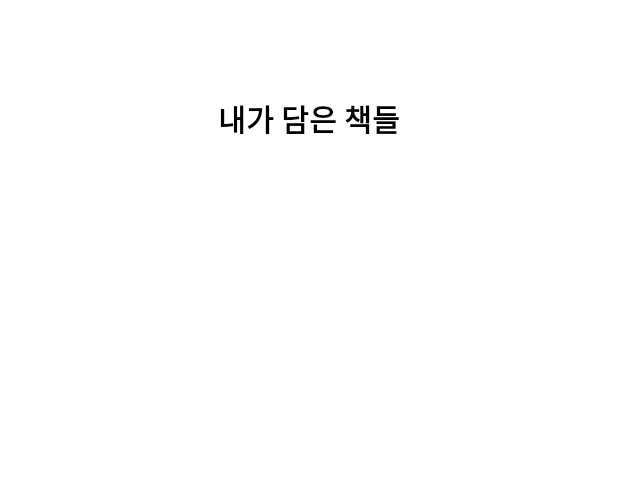
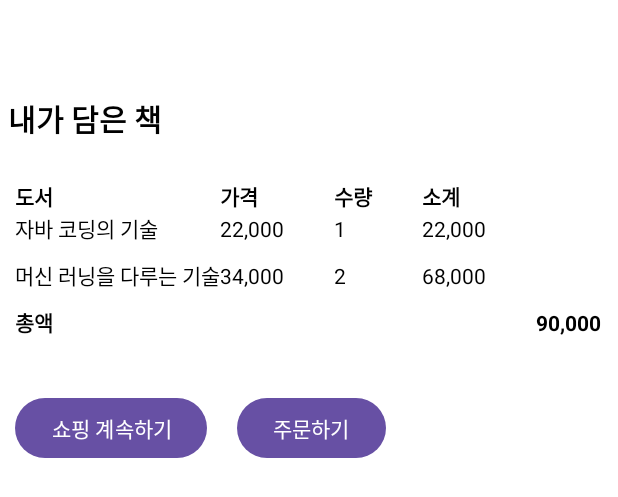
Before and after one commit to subinsong01/MobileApplication_finalProject, an Android app: the layout activity_cart.xml on its own in the app's theme, with its tools: preview values and no code run, on a phone screen of 412 x 824 dp. Shown: the top 497 px of the screen. Run offline under Robolectric (Android 15) with nearby library versions, the phone set to English and light mode, and no system bars.

Commit message:
✅ 장바구니 구현

```diff
--- a/app/src/main/AndroidManifest.xml
+++ b/app/src/main/AndroidManifest.xml
@@ -29,6 +29,7 @@
             android:exported="false" />
         <activity android:name=".customer_service"></activity> <!--customer_service로 가기-->
         <activity android:name=".myPage"></activity>
+        <activity android:name=".cartPage" />
 
     </application>
 
--- /dev/null
+++ b/app/src/main/java/com/shushub/finalproject/cartPage.java
@@ -0,0 +1,64 @@
+package com.shushub.finalproject;
+
+import android.content.Intent;
+import android.os.Bundle;
+import android.view.Menu;
+import android.view.MenuItem;
+import android.view.View;
+import android.widget.Toast;
+
+import androidx.appcompat.app.AppCompatActivity;
+import androidx.appcompat.widget.Toolbar;
+
+public class cartPage extends AppCompatActivity {
+
+    @Override
+    protected void onCreate(Bundle savedInstanceState) {
+        super.onCreate(savedInstanceState);
+        setContentView(R.layout.activity_cart);
+
+        Toolbar toolbar = findViewById(R.id.toolbar);
+        setSupportActionBar(toolbar);
+    }
+
+    @Override
+    public boolean onCreateOptionsMenu(Menu menu) {
+        getMenuInflater().inflate(R.menu.tool_bar, menu);
+        return true;
+    }
+
+    @Override
+    public boolean onOptionsItemSelected(MenuItem item) {
+        int id = item.getItemId();
+
+        if (id == R.id.home) {
+            Toast.makeText(this, "홈으로 선택됨", Toast.LENGTH_SHORT).show();
+            Intent intent = new Intent(this, MainActivity.class);
+            intent.addFlags(Intent.FLAG_ACTIVITY_CLEAR_TOP | Intent.FLAG_ACTIVITY_NEW_TASK);
+            startActivity(intent);
+            finish(); // 현재 activity 종료
+            return true;
+        } else if (id == R.id.bookList) {
+            Toast.makeText(this, "도서목록 선택됨", Toast.LENGTH_SHORT).show();
+            // 도서목록으로 이동하는 코드 추가
+            Intent intent = new Intent(this, activity_book.class);
+            intent.addFlags(Intent.FLAG_ACTIVITY_CLEAR_TOP | Intent.FLAG_ACTIVITY_NEW_TASK);
+            startActivity(intent);
+            return true;
+        } else if (id == R.id.bucket) {
+            Toast.makeText(this, "장바구니 선택됨", Toast.LENGTH_SHORT).show();
+            Intent intent = new Intent(this, cartPage.class);
+            intent.addFlags(Intent.FLAG_ACTIVITY_CLEAR_TOP | Intent.FLAG_ACTIVITY_NEW_TASK);
+            startActivity(intent);
+            return true;
+        } else {
+            return super.onOptionsItemSelected(item);
+        }
+    }
+
+    // 쇼핑 계속하기 버튼 클릭 시 페이지 넘기기
+    public void continueShopping(View view) {
+        Intent intent = new Intent(this, activity_book.class);
+        startActivity(intent);
+    }
+}
--- a/app/src/main/res/layout/activity_cart.xml
+++ b/app/src/main/res/layout/activity_cart.xml
@@ -1,8 +1,9 @@
 <?xml version="1.0" encoding="utf-8"?>
 <LinearLayout xmlns:android="http://schemas.android.com/apk/res/android"
+    xmlns:app="http://schemas.android.com/apk/res-auto"
     android:layout_width="match_parent"
     android:layout_height="match_parent"
-    android:orientation="vertical">
+    android:orientation="vertical" >
 
     <androidx.appcompat.widget.Toolbar
         android:id="@+id/toolbar"
@@ -13,10 +14,132 @@
 
     <TextView
         android:layout_width="match_parent"
-        android:layout_height="match_parent"
-        android:text="내가 담은 책들"
-        android:textAlignment="center"
-        android:textSize="20sp"
-        android:textStyle="bold"/>
+        android:layout_height="wrap_content"
+        android:text="내가 담은 책"
+        android:layout_marginLeft="5dp"
+        android:textStyle="bold"
+        android:textSize="20dp"/>
+    <TableLayout
+        android:layout_width="match_parent"
+        android:layout_height="wrap_content"
+        android:layout_marginTop="16dp"
+        android:stretchColumns="1,2,3"
+        android:padding="10dp">
 
+        <TableRow>
+            <TextView
+                android:layout_width="wrap_content"
+                android:layout_height="wrap_content"
+                android:text="도서"
+                android:textStyle="bold" />
+            <TextView
+                android:layout_width="wrap_content"
+                android:layout_height="wrap_content"
+                android:text="가격"
+                android:textStyle="bold" />
+            <TextView
+                android:layout_width="wrap_content"
+                android:layout_height="wrap_content"
+                android:text="수량"
+                android:textStyle="bold" />
+            <TextView
+                android:layout_width="wrap_content"
+                android:layout_height="wrap_content"
+                android:text="소계"
+                android:textStyle="bold" />
+
+        </TableRow>
+
+        <TableRow>
+            <TextView
+                android:layout_width="wrap_content"
+                android:layout_height="wrap_content"
+                android:text="자바 코딩의 기술" />
+            <TextView
+                android:layout_width="wrap_content"
+                android:layout_height="wrap_content"
+                android:text="22,000" />
+            <TextView
+                android:layout_width="wrap_content"
+                android:layout_height="wrap_content"
+                android:text="1" />
+            <TextView
+                android:layout_width="wrap_content"
+                android:layout_height="wrap_content"
+                android:text="22,000" />
+            <TextView
+                android:layout_width="wrap_content"
+                android:layout_height="wrap_content"
+                android:text="" />
+        </TableRow>
+
+        <TableRow>
+            <TextView
+                android:layout_width="wrap_content"
+                android:layout_height="wrap_content"
+                android:text="머신 러닝을 다루는 기술"
+                android:layout_marginTop="10dp"/>
+            <TextView
+                android:layout_width="wrap_content"
+                android:layout_height="wrap_content"
+                android:layout_marginTop="10dp"
+                android:text="34,000" />
+            <TextView
+                android:layout_width="wrap_content"
+                android:layout_height="wrap_content"
+                android:layout_marginTop="10dp"
+                android:text="2" />
+            <TextView
+                android:layout_width="wrap_content"
+                android:layout_height="wrap_content"
+                android:layout_marginTop="10dp"
+                android:text="68,000" />
+            <TextView
+                android:layout_width="wrap_content"
+                android:layout_height="wrap_content"
+                android:text="" />
+        </TableRow>
+
+        <TableRow>
+            <TextView
+                android:layout_width="wrap_content"
+                android:layout_height="wrap_content"
+                android:text="총액"
+                android:layout_marginTop="10dp"
+                android:textStyle="bold" />
+            <TextView
+                android:layout_width="wrap_content"
+                android:layout_height="wrap_content"
+                android:text=""
+                android:layout_marginTop="10dp"
+                android:layout_span="3"/>
+            <TextView
+                android:layout_width="wrap_content"
+                android:layout_height="wrap_content"
+                android:text="90,000"
+                android:layout_marginTop="10dp"
+                android:textStyle="bold" />
+        </TableRow>
+    </TableLayout>
+
+    <LinearLayout
+        android:layout_width="match_parent"
+        android:layout_height="wrap_content"
+        android:orientation="horizontal"
+        android:layout_gravity="center"
+        android:layout_marginTop="16dp">
+
+        <Button
+            android:layout_width="wrap_content"
+            android:layout_height="wrap_content"
+            android:text="쇼핑 계속하기"
+            android:layout_margin="10dp"
+            android:onClick="continueShopping"/>
+
+        <Button
+            android:layout_width="wrap_content"
+            android:layout_height="wrap_content"
+            android:text="주문하기"
+            android:layout_margin="10dp"/>
+    </LinearLayout>
 </LinearLayout>
```
Also changed, not shown: app/src/main/res/drawable/fin_cart.png (added).
